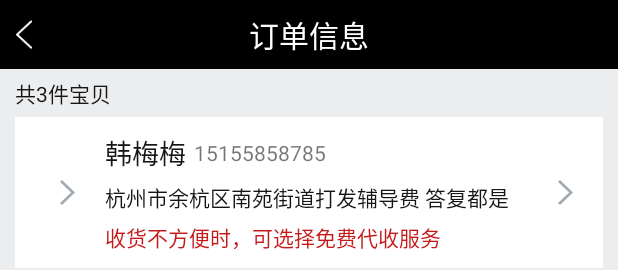
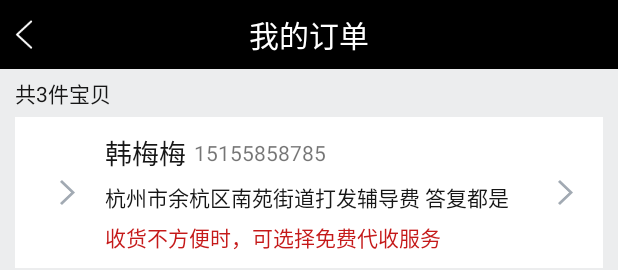
Before and after one commit to xiaohualaila/demo, an Android app: the layout activity_order_info.xml on its own in the app's theme, with its tools: preview values and no code run, on a phone screen of 412 x 824 dp. Shown: the top 270 px of the screen. Run offline under Robolectric (Android 15) with nearby library versions, the light colour scheme and no system bars.

Commit message:
修改更新

```diff
--- a/app/src/main/AndroidManifest.xml
+++ b/app/src/main/AndroidManifest.xml
@@ -35,6 +35,10 @@
             android:screenOrientation="portrait">
 
         </activity>
+        <activity android:name=".ui.activity.OrderActivity"
+            android:screenOrientation="portrait">
+
+        </activity>
         <activity
                 android:name=".ui.activity.ARActivity"
                 android:resizeableActivity="false"
--- /dev/null
+++ b/app/src/main/res/drawable/dot.xml
@@ -0,0 +1,5 @@
+<?xml version="1.0" encoding="utf-8"?>
+<shape xmlns:android="http://schemas.android.com/apk/res/android">
+    <solid android:color="#FFC107"/>
+    <corners android:radius="5dp" />
+</shape>
--- a/app/src/main/res/layout/activity_order_info.xml
+++ b/app/src/main/res/layout/activity_order_info.xml
@@ -2,31 +2,9 @@
 <LinearLayout xmlns:android="http://schemas.android.com/apk/res/android"
     android:layout_width="match_parent"
     android:layout_height="match_parent"
-    android:orientation="vertical"
-    xmlns:app="http://schemas.android.com/apk/res-auto">
-    <RelativeLayout
-        android:id="@+id/rl_title"
-        android:layout_width="match_parent"
-        android:layout_height="46dp"
-        android:background="@color/title_bg">
-        <ImageView
-            android:id="@+id/iv_back"
-            android:layout_centerVertical="true"
-            android:layout_width="wrap_content"
-            android:layout_height="wrap_content"
-            app:layout_constraintTop_toTopOf="parent"
-            app:layout_constraintLeft_toLeftOf="parent"
-            android:padding="5dp"
-            android:src="@drawable/bdar_drawable_btn_back_selector" />
-        <TextView
-            android:id="@+id/tv_title"
-            android:layout_width="wrap_content"
-            android:layout_height="wrap_content"
-            android:layout_centerInParent="true"
-            android:textColor="@color/white"
-            android:textSize="20sp"
-            android:text="订单信息"/>
-    </RelativeLayout>
+    android:orientation="vertical">
+    <include layout="@layout/title_layout"/>
+
     <com.aier.ardemo.view.ObservableScrollView
         android:id="@+id/scrollView"
         android:layout_width="match_parent"
@@ -195,6 +173,7 @@
 
             <!--订单-->
             <RelativeLayout
+                android:id="@+id/rl_order_info"
                 android:layout_width="match_parent"
                 android:layout_height="wrap_content"
                 android:layout_marginLeft="@dimen/dp10"
--- /dev/null
+++ b/app/src/main/res/layout/title_layout.xml
@@ -0,0 +1,22 @@
+<?xml version="1.0" encoding="utf-8"?>
+<RelativeLayout xmlns:android="http://schemas.android.com/apk/res/android"
+    android:id="@+id/rl_title"
+    android:layout_width="match_parent"
+    android:layout_height="46dp"
+    android:background="@color/title_bg">
+    <ImageView
+        android:id="@+id/iv_back"
+        android:layout_centerVertical="true"
+        android:layout_width="wrap_content"
+        android:layout_height="wrap_content"
+        android:padding="5dp"
+        android:src="@drawable/bdar_drawable_btn_back_selector" />
+    <TextView
+        android:id="@+id/tv_title"
+        android:layout_width="wrap_content"
+        android:layout_height="wrap_content"
+        android:layout_centerInParent="true"
+        android:textColor="@color/white"
+        android:textSize="20sp"
+        android:text="我的订单"/>
+</RelativeLayout>
--- a/app/src/main/res/values/colors.xml
+++ b/app/src/main/res/values/colors.xml
@@ -14,4 +14,5 @@
     <color name="content_bg">#6F000000</color>
     <color name="my_bg">#ffecedee</color>
     <color name="text_">#161616</color>
+    <color name="yellow_line">#FEB851</color>
 </resources>
```
Also changed, not shown: app/src/main/java/com/aier/ardemo/ui/activity/OrderActivity.java (+20 -2 lines), app/src/main/java/com/aier/ardemo/ui/activity/OrderInfoActivity.java (+10 -2 lines), app/src/main/res/layout/activity_order.xml (+10 -4 lines), app/src/main/res/layout/product_tip.xml (added, +40 -0 lines), app/src/main/res/layout/progress_state.xml (added, +74 -0 lines).
